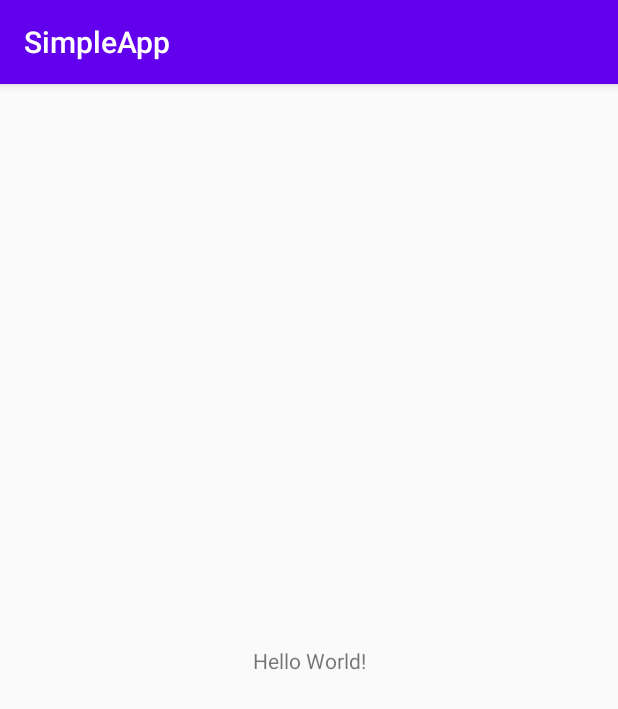
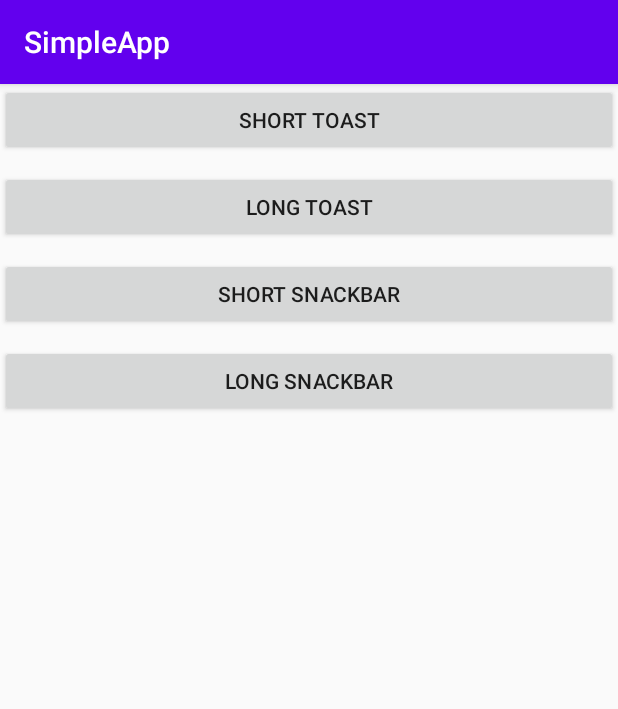
Before and after one commit to YunByungKwan/android-utils-app-kotlin, an Android app: the screen it shows after launch (MainActivity), on a phone screen of 412 x 824 dp. Shown: the top 709 px of the screen. Run offline under Robolectric (Android 15) with nearby library versions, the phone set to English and light mode, and no system bars.

Commit message:
feat: Add methods about toast and snackbar

```diff
--- a/app/build.gradle
+++ b/app/build.gradle
@@ -37,4 +37,5 @@ dependencies {
 
     // GPS
     implementation 'com.google.android.gms:play-services-location:17.0.0'
+    implementation 'com.google.android.material:material:1.1.0'
 }
--- a/app/src/main/java/com/example/simpleapp/MainActivity.kt
+++ b/app/src/main/java/com/example/simpleapp/MainActivity.kt
@@ -1,12 +1,75 @@
 package com.example.simpleapp
 
+import android.content.Context
+import android.content.DialogInterface
 import androidx.appcompat.app.AppCompatActivity
 import android.os.Bundle
+import android.view.LayoutInflater
+import android.view.View
+import android.widget.Toast
+import androidx.appcompat.app.AlertDialog
+import com.example.simpleapp.util.Utils
+import com.google.android.material.snackbar.Snackbar
+import kotlinx.android.synthetic.main.activity_main.*
 
 class MainActivity : AppCompatActivity() {
 
     override fun onCreate(savedInstanceState: Bundle?) {
         super.onCreate(savedInstanceState)
         setContentView(R.layout.activity_main)
+
+        val utils = Utils()
+
+        toastButton1.setOnClickListener {
+            utils.showShortToast(this, "short toast")
+        }
+
+        toastButton2.setOnClickListener {
+            utils.showLongToast(this, "long toast")
+        }
+
+        snackbarButton1.setOnClickListener {
+            utils.showShortSnackbar(it, "short snackbar")
+        }
+
+        snackbarButton2.setOnClickListener {
+            utils.showLongSnackbar(it, "long snackbar")
+        }
+
+        val inflater = getSystemService(Context.LAYOUT_INFLATER_SERVICE) as LayoutInflater
+        val view = inflater.inflate(R.layout.dialog, null)
+
+        val alertDialog = AlertDialog.Builder(this)
+            .setTitle("제목")
+            .setPositiveButton("저장") { dialog, which ->
+                Toast.makeText(applicationContext, "긍정", Toast.LENGTH_SHORT).show()
+            }
+            .setNegativeButton("취소", null)
+            .create()
+
+        alertDialog.setView(view)
+        alertDialog.show()
+        /*
+        val dialog = AlertDialog.Builder(this)
+        dialog.setTitle("제목")
+        dialog.setMessage("친구목록에서 지우시겠습니까?")
+        val dialog_listener = DialogInterface.OnClickListener { dialog, which ->
+            when(which) {
+                DialogInterface.BUTTON_POSITIVE ->
+                    Toast.makeText(applicationContext, "긍정", Toast.LENGTH_SHORT).show()
+                DialogInterface.BUTTON_NEGATIVE ->
+                    Toast.makeText(applicationContext, "부정", Toast.LENGTH_SHORT).show()
+            }
+        }
+
+        dialog.setPositiveButton("YES",dialog_listener)
+        dialog.setNegativeButton("NO",dialog_listener)
+        dialog.show()
+        */
+
+        /**
+         * SharedPreferences
+         */
+
     }
 }
--- a/app/src/main/res/layout/activity_main.xml
+++ b/app/src/main/res/layout/activity_main.xml
@@ -1,18 +1,35 @@
 <?xml version="1.0" encoding="utf-8"?>
-<androidx.constraintlayout.widget.ConstraintLayout xmlns:android="http://schemas.android.com/apk/res/android"
-    xmlns:app="http://schemas.android.com/apk/res-auto"
-    xmlns:tools="http://schemas.android.com/tools"
+<LinearLayout xmlns:android="http://schemas.android.com/apk/res/android"
     android:layout_width="match_parent"
     android:layout_height="match_parent"
-    tools:context=".MainActivity">
+    android:orientation="vertical">
 
-    <TextView
-        android:layout_width="wrap_content"
+    <Button
+        android:id="@+id/toastButton1"
+        android:layout_width="match_parent"
         android:layout_height="wrap_content"
-        android:text="Hello World!"
-        app:layout_constraintBottom_toBottomOf="parent"
-        app:layout_constraintLeft_toLeftOf="parent"
-        app:layout_constraintRight_toRightOf="parent"
-        app:layout_constraintTop_toTopOf="parent" />
+        android:layout_marginBottom="10dp"
+        android:text="Short Toast"/>
 
-</androidx.constraintlayout.widget.ConstraintLayout>
+    <Button
+        android:id="@+id/toastButton2"
+        android:layout_width="match_parent"
+        android:layout_height="wrap_content"
+        android:layout_marginBottom="10dp"
+        android:text="Long Toast"/>
+
+    <Button
+        android:id="@+id/snackbarButton1"
+        android:layout_width="match_parent"
+        android:layout_height="wrap_content"
+        android:layout_marginBottom="10dp"
+        android:text="Short Snackbar"/>
+
+    <Button
+        android:id="@+id/snackbarButton2"
+        android:layout_width="match_parent"
+        android:layout_height="wrap_content"
+        android:layout_marginBottom="10dp"
+        android:text="Long Snackbar"/>
+
+</LinearLayout>
```
Also changed, not shown: app/src/main/java/com/example/simpleapp/util/Utils.kt (+43 -3 lines), app/src/main/res/layout/dialog.xml (added, +17 -0 lines).
